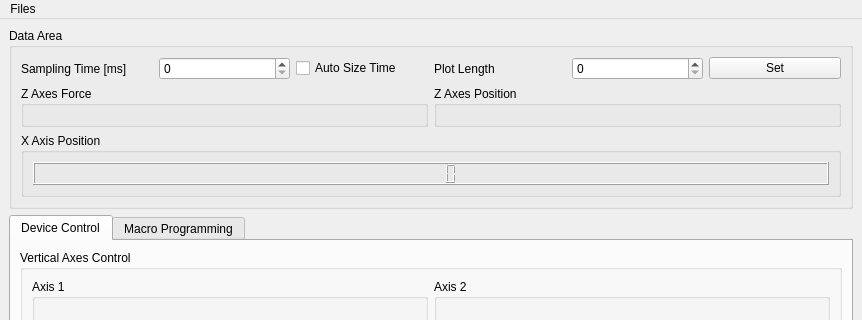
Old version of the form Frontend/GUI/MainWindow/mainwindow.ui in the repository S2A-Lab/RollerLaminationSoftware; both pictures show x 0 to 862 and y 0 to 320 of the 862 by 1184 pixel window.
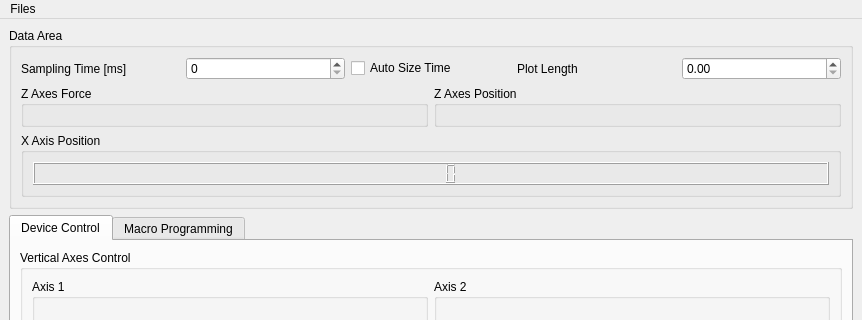
New version of the form.

The edit to the form file:
```diff
--- a/Frontend/GUI/MainWindow/mainwindow.ui
+++ b/Frontend/GUI/MainWindow/mainwindow.ui
@@ -60,14 +60,7 @@
           </widget>
          </item>
          <item>
-          <widget class="QSpinBox" name="PlotRangeSpinBox"/>
-         </item>
-         <item>
-          <widget class="QPushButton" name="SetPlotParamBtn">
-           <property name="text">
-            <string>Set</string>
-           </property>
-          </widget>
+          <widget class="QDoubleSpinBox" name="PlotRangeSpinBox"/>
          </item>
         </layout>
        </item>
```
Left out of the diff: 2 changed lines with no effect on the pictures. Lines whose indentation alone changed are shown as unchanged.
